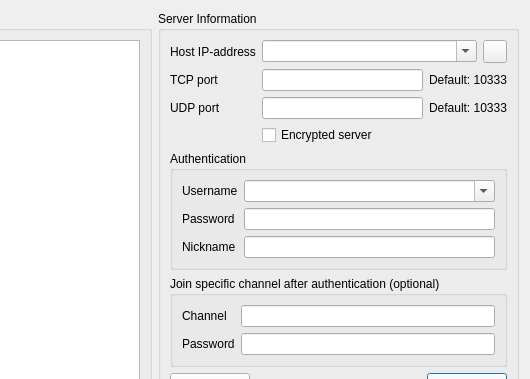
Old version of the form Client/qtTeamTalk/serverlist.ui in the repository BearWare/TeamTalk5; both pictures show x 129 to 659 and y 0 to 379 of the 659 by 572 pixel window.
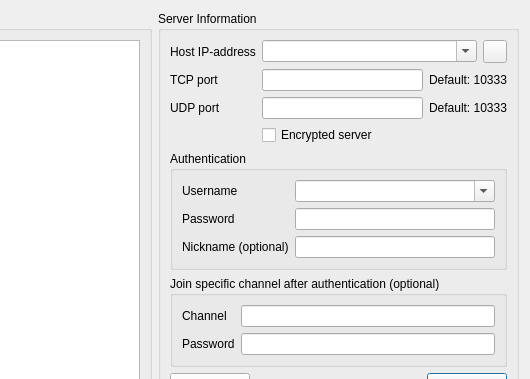
New version of the form. Icons and pictures are not drawn.

Commit message: State 'nickname' as 'optional' in 'Authentication

```diff
--- a/Client/qtTeamTalk/serverlist.ui
+++ b/Client/qtTeamTalk/serverlist.ui
@@ -210,7 +210,7 @@
            <item row="2" column="0">
             <widget class="QLabel" name="label_nick">
              <property name="text">
-              <string>Nickname</string>
+              <string>Nickname (optional)</string>
              </property>
              <property name="buddy">
               <cstring>nicknameEdit</cstring>
```
